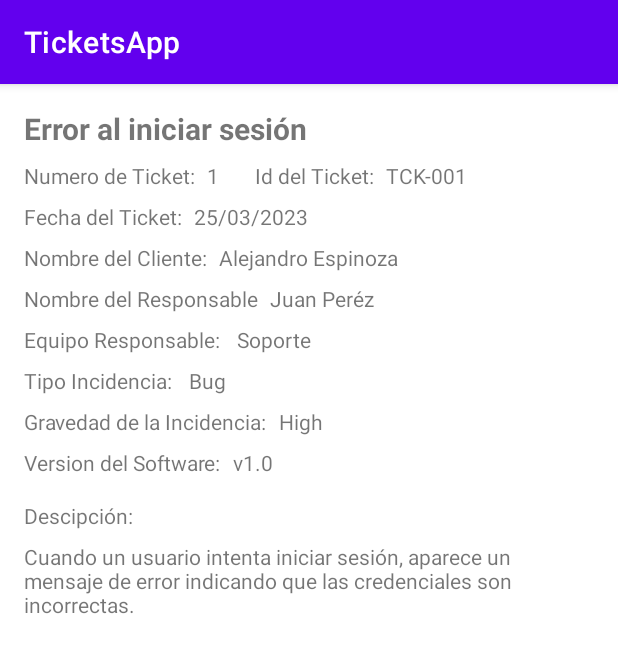
After one commit to faradius/TicketsApp, an Android app: the fragment DetailTicketFragment placed in its activity, on a phone screen of 412 x 824 dp. The commit adds this screen. Shown: the top 653 px of the screen. Run offline under Robolectric (Android 15) with nearby library versions, the phone set to English and light mode, and no system bars; 11 statements that could not run were skipped.

Commit message:
Presentando la información del detalle de la información

```diff
--- a/app/src/main/java/com/developerscracks/ticketsapp/data/network/model/Ticket.kt
+++ b/app/src/main/java/com/developerscracks/ticketsapp/data/network/model/Ticket.kt
@@ -1,23 +1,24 @@
 package com.developerscracks.ticketsapp.data.network.model
 
-import java.util.Date
-
+import android.os.Parcelable
+import kotlinx.parcelize.Parcelize
+@Parcelize
 data class Ticket(
-    val id: String,
-    val numTicket: String,
+    val idTicket: String,
+    val numTicket: Int,
     val titleTicket: String,
-    val dateTicket: Date,
-    val statusTicket: String,
+    val dateTicket: String,
+    val statusTicket: StatusTicket,
     val personInCharge: String,
     val responsibleTeam: String,
     val incidentType: String,
     val severityIncident: String,
     val versionSoftware: String,
     val descriptionProblem: String,
-    val image1: String,
-    val image2: String,
-    val image3: String
-)
+    val image1: String?,
+    val image2: String?,
+    val image3: String?
+):Parcelable
 
 data class TicketDemo(
     val numero: Int,
@@ -26,18 +27,18 @@ data class TicketDemo(
     val gravedad: String
 )
 
-enum class incidentTypePriority{
+enum class IncidentTypePriority{
     BUG, FEATURE
 }
 
-enum class severityIncidentPriority{
+enum class SeverityIncidentPriority{
     HIGH, MEDIUM, LOW
 }
 
-enum class responsibleTeam{
+enum class ResponsibleTeam{
     SUPPORT, DEVELOP, CUSTOMER_SUPPORT
 }
 
-enum class statusTicket{
+enum class StatusTicket{
     NEW, IN_PROGRESS, ATTENDED
 }
--- /dev/null
+++ b/app/src/main/java/com/developerscracks/ticketsapp/ui/user_client/detail_ticket/DetailTicketFragment.kt
@@ -0,0 +1,48 @@
+package com.developerscracks.ticketsapp.ui.user_client.detail_ticket
+
+import android.os.Bundle
+import androidx.fragment.app.Fragment
+import android.view.LayoutInflater
+import android.view.View
+import android.view.ViewGroup
+import androidx.navigation.fragment.navArgs
+import com.developerscracks.ticketsapp.R
+import com.developerscracks.ticketsapp.databinding.FragmentDetailTicketBinding
+
+
+class DetailTicketFragment : Fragment() {
+
+    private var _binding: FragmentDetailTicketBinding? = null
+    private val binding get() = _binding!!
+
+    private val args: DetailTicketFragmentArgs by navArgs()
+
+    override fun onCreateView(
+        inflater: LayoutInflater, container: ViewGroup?,
+        savedInstanceState: Bundle?
+    ): View {
+        _binding = FragmentDetailTicketBinding.inflate(inflater, container, false)
+        return binding.root
+    }
+
+    override fun onViewCreated(view: View, savedInstanceState: Bundle?) {
+        super.onViewCreated(view, savedInstanceState)
+
+        binding.tvTitleTicket.text = args.ticket.titleTicket
+        binding.tvNumTicket.text = args.ticket.numTicket.toString()
+        binding.tvIdTicket.text = args.ticket.idTicket
+        binding.tvDateTicket.text = args.ticket.dateTicket
+        binding.tvNamePersonInChargeTicket.text = args.ticket.personInCharge
+        binding.tvResponsibleTeam.text = args.ticket.responsibleTeam
+        binding.tvincidentTypeTicket.text = args.ticket.incidentType
+        binding.tvSeverityIncident.text = args.ticket.severityIncident
+        binding.tvVersionSoftware.text = args.ticket.versionSoftware
+        binding.tvDescriptionProblem.text = args.ticket.descriptionProblem
+    }
+
+
+    override fun onDestroyView() {
+        super.onDestroyView()
+        _binding = null
+    }
+}
--- a/app/src/main/java/com/developerscracks/ticketsapp/ui/user_client/home/adapters/TicketListAdapter.kt
+++ b/app/src/main/java/com/developerscracks/ticketsapp/ui/user_client/home/adapters/TicketListAdapter.kt
@@ -6,10 +6,10 @@ import androidx.recyclerview.widget.DiffUtil
 import androidx.recyclerview.widget.ListAdapter
 import androidx.recyclerview.widget.RecyclerView
 import com.developerscracks.ticketsapp.data.network.model.Ticket
-import com.developerscracks.ticketsapp.data.network.model.TicketDemo
 import com.developerscracks.ticketsapp.databinding.TicketItemLayoutBinding
 
-class TicketListAdapter(private val onClick: (TicketDemo) -> Unit) : ListAdapter<TicketDemo, TicketListAdapter.TicketsViewHolder>(TicketDiffUtil) {
+class TicketListAdapter(private val onClick: (Ticket) -> Unit) :
+    ListAdapter<Ticket, TicketListAdapter.TicketsViewHolder>(TicketDiffUtil) {
 
     //private var onItemClickListener: ((Ticket) -> Unit)? = null
 
@@ -26,33 +26,41 @@ class TicketListAdapter(private val onClick: (TicketDemo) -> Unit) : ListAdapter
 
     inner class TicketsViewHolder(
         itemBinding: TicketItemLayoutBinding
-    ): RecyclerView.ViewHolder(itemBinding.root){
+    ) : RecyclerView.ViewHolder(itemBinding.root) {
 
         private val numTicket = itemBinding.tvNumTicket
         private val titleTicket = itemBinding.tvTitleTicket
         private val priorityTicket = itemBinding.tvPriorityTicket
         private val severityTicket = itemBinding.tvSeverityIncident
 
-        private var currentTicket: TicketDemo? = null
+        private var currentTicket: Ticket? = null
 
-        fun bind(ticket: TicketDemo){
+        init {
+            itemView.setOnClickListener {
+                currentTicket?.let {
+                    onClick(it)
+                }
+            }
+        }
+
+        fun bind(ticket: Ticket) {
             currentTicket = ticket
 
-            numTicket.text = ticket.numero.toString()
-            titleTicket.text = ticket.titulo
-            priorityTicket.text = ticket.tipoIncidencia
-            severityTicket.text = ticket.gravedad
+            numTicket.text = ticket.numTicket.toString()
+            titleTicket.text = ticket.titleTicket
+            priorityTicket.text = ticket.incidentType
+            severityTicket.text = ticket.severityIncident
         }
     }
 
 }
 
-object TicketDiffUtil : DiffUtil.ItemCallback<TicketDemo>(){
-    override fun areItemsTheSame(oldItem: TicketDemo, newItem: TicketDemo): Boolean {
-        return oldItem.numero == newItem.numero
+object TicketDiffUtil : DiffUtil.ItemCallback<Ticket>() {
+    override fun areItemsTheSame(oldItem: Ticket, newItem: Ticket): Boolean {
+        return oldItem.idTicket == newItem.idTicket
     }
 
-    override fun areContentsTheSame(oldItem: TicketDemo, newItem: TicketDemo): Boolean {
+    override fun areContentsTheSame(oldItem: Ticket, newItem: Ticket): Boolean {
         return oldItem == newItem
     }
 
--- a/app/src/main/java/com/developerscracks/ticketsapp/ui/user_client/home/fragments/ListTicketsFragment.kt
+++ b/app/src/main/java/com/developerscracks/ticketsapp/ui/user_client/home/fragments/ListTicketsFragment.kt
@@ -1,15 +1,22 @@
 package com.developerscracks.ticketsapp.ui.user_client.home.fragments
 
+import android.os.Build
 import android.os.Bundle
 import androidx.fragment.app.Fragment
 import android.view.LayoutInflater
 import android.view.View
 import android.view.ViewGroup
+import androidx.annotation.RequiresApi
+import androidx.navigation.fragment.findNavController
 import androidx.recyclerview.widget.LinearLayoutManager
 import com.developerscracks.ticketsapp.R
+import com.developerscracks.ticketsapp.data.network.model.StatusTicket
+import com.developerscracks.ticketsapp.data.network.model.Ticket
 import com.developerscracks.ticketsapp.data.network.model.TicketDemo
 import com.developerscracks.ticketsapp.databinding.FragmentListTicketsBinding
 import com.developerscracks.ticketsapp.ui.user_client.home.adapters.TicketListAdapter
+import java.time.LocalDate
+import java.util.Date
 
 
 class ListTicketsFragment : Fragment() {
@@ -25,19 +32,65 @@ class ListTicketsFragment : Fragment() {
         return binding.root
     }
 
+
     override fun onViewCreated(view: View, savedInstanceState: Bundle?) {
         super.onViewCreated(view, savedInstanceState)
 
         val tickets = listOf(
-            TicketDemo(1, "Error al iniciar sesión", "bug", "high"),
-            TicketDemo(2, "Mejorar la velocidad de carga", "feature", "medium"),
-            TicketDemo(3, "Problemas con la visualización en móviles", "bug", "medium"),
-            TicketDemo(4, "Agregar opción de cambiar contraseña", "feature", "low")
+            Ticket(
+                "TCK-001",
+                1,
+                "Error al iniciar sesión",
+                "15/01/2022",
+                StatusTicket.NEW,
+                "Juan Pérez",
+                "Soporte",
+                "Bug",
+                "High",
+                "v1.0",
+                "Cuando un usuario intenta iniciar sesión, aparece un mensaje de error indicando que las credenciales son incorrectas.",
+                "",
+                "",
+                ""
+            ),
+            Ticket(
+                "TCK-002",
+                2,
+                "Agregar función de búsqueda",
+                "15/01/2022",
+                StatusTicket.NEW,
+                "María González",
+                "Desarrollo",
+                "Feature",
+                "Medium",
+                "v2.1",
+                "Se requiere agregar una función de búsqueda en la página principal de la aplicación.",
+                "",
+                "",
+                ""
+            ),
+            Ticket(
+                "TCK-003",
+                3,
+                "Problemas con la carga de archivos",
+                "15/01/2022",
+                StatusTicket.NEW,
+                "Pedro Rodríguez",
+                "Atención a clientes",
+                "Bug",
+                "Low",
+                "v1.2",
+                "Algunos usuarios reportan que no pueden cargar archivos en la plataforma.",
+                "",
+                "",
+                ""
+            )
         )
 
         val rvTicketAdapter = TicketListAdapter(
-            onClick = {
-
+            onClick = {selectTicket ->
+                val action = ListTicketsFragmentDirections.actionListTicketsFragmentToDetailTicketFragment(selectTicket)
+                findNavController().navigate(action)
             }
         )
 
--- /dev/null
+++ b/app/src/main/res/layout/fragment_detail_ticket.xml
@@ -0,0 +1,213 @@
+<?xml version="1.0" encoding="utf-8"?>
+<androidx.constraintlayout.widget.ConstraintLayout xmlns:android="http://schemas.android.com/apk/res/android"
+    xmlns:app="http://schemas.android.com/apk/res-auto"
+    xmlns:tools="http://schemas.android.com/tools"
+    android:layout_width="match_parent"
+    android:layout_height="match_parent"
+    tools:context=".ui.user_client.detail_ticket.DetailTicketFragment">
+
+
+    <TextView
+        android:id="@+id/tvNumTicket"
+        android:layout_width="wrap_content"
+        android:layout_height="wrap_content"
+        android:layout_marginStart="8dp"
+        android:text="1"
+        app:layout_constraintStart_toEndOf="@+id/textView14"
+        app:layout_constraintTop_toTopOf="@+id/textView14" />
+
+    <TextView
+        android:id="@+id/tvIdTicket"
+        android:layout_width="wrap_content"
+        android:layout_height="wrap_content"
+        android:layout_marginStart="8dp"
+        android:text="TCK-001"
+        app:layout_constraintStart_toEndOf="@+id/textView15"
+        app:layout_constraintTop_toTopOf="@+id/textView15" />
+
+    <TextView
+        android:id="@+id/tvTitleTicket"
+        android:layout_width="wrap_content"
+        android:layout_height="wrap_content"
+        android:layout_marginStart="16dp"
+        android:layout_marginTop="16dp"
+        android:text="Error al iniciar sesión"
+        android:textSize="20sp"
+        android:textStyle="bold"
+        app:layout_constraintStart_toStartOf="parent"
+        app:layout_constraintTop_toTopOf="parent" />
+
+    <TextView
+        android:id="@+id/tvDateTicket"
+        android:layout_width="wrap_content"
+        android:layout_height="wrap_content"
+        android:layout_marginStart="8dp"
+        android:text="25/03/2023"
+        app:layout_constraintStart_toEndOf="@+id/textView16"
+        app:layout_constraintTop_toTopOf="@+id/textView16" />
+
+    <TextView
+        android:id="@+id/tvNamePersonInChargeTicket"
+        android:layout_width="wrap_content"
+        android:layout_height="wrap_content"
+        android:layout_marginStart="8dp"
+        android:text="Juan Peréz"
+        app:layout_constraintStart_toEndOf="@+id/textView18"
+        app:layout_constraintTop_toTopOf="@+id/textView18" />
+
+    <TextView
+        android:id="@+id/tvResponsibleTeam"
+        android:layout_width="wrap_content"
+        android:layout_height="wrap_content"
+        android:layout_marginStart="8dp"
+        android:text="Soporte"
+        app:layout_constraintStart_toEndOf="@+id/textView19"
+        app:layout_constraintTop_toTopOf="@+id/textView19" />
+
+    <TextView
+        android:id="@+id/tvincidentTypeTicket"
+        android:layout_width="wrap_content"
+        android:layout_height="wrap_content"
+        android:layout_marginStart="8dp"
+        android:text="Bug"
+        app:layout_constraintStart_toEndOf="@+id/textView20"
+        app:layout_constraintTop_toTopOf="@+id/textView20" />
+
+    <TextView
+        android:id="@+id/tvSeverityIncident"
+        android:layout_width="wrap_content"
+        android:layout_height="wrap_content"
+        android:layout_marginStart="8dp"
+        android:text="High"
+        app:layout_constraintStart_toEndOf="@+id/textView21"
+        app:layout_constraintTop_toTopOf="@+id/textView21" />
+
+    <TextView
+        android:id="@+id/tvVersionSoftware"
+        android:layout_width="wrap_content"
+        android:layout_height="wrap_content"
+        android:layout_marginStart="8dp"
+        android:text="v1.0"
+        app:layout_constraintStart_toEndOf="@+id/textView22"
+        app:layout_constraintTop_toTopOf="@+id/textView22" />
+
+    <TextView
+        android:id="@+id/tvDescriptionProblem"
+        android:layout_width="0dp"
+        android:layout_height="wrap_content"
+        android:layout_marginStart="16dp"
+        android:layout_marginTop="8dp"
+        android:layout_marginEnd="16dp"
+        android:text="Cuando un usuario intenta iniciar sesión, aparece un mensaje de error indicando que las credenciales son incorrectas."
+        app:layout_constraintEnd_toEndOf="parent"
+        app:layout_constraintStart_toStartOf="parent"
+        app:layout_constraintTop_toBottomOf="@+id/textView23" />
+
+    <TextView
+        android:id="@+id/textView14"
+        android:layout_width="wrap_content"
+        android:layout_height="wrap_content"
+        android:layout_marginStart="16dp"
+        android:layout_marginTop="8dp"
+        android:text="Numero de Ticket:"
+        app:layout_constraintStart_toStartOf="parent"
+        app:layout_constraintTop_toBottomOf="@+id/tvTitleTicket" />
+
+    <TextView
+        android:id="@+id/textView15"
+        android:layout_width="wrap_content"
+        android:layout_height="wrap_content"
+        android:layout_marginStart="24dp"
+        android:text="Id del Ticket:"
+        app:layout_constraintStart_toEndOf="@+id/tvNumTicket"
+        app:layout_constraintTop_toTopOf="@+id/tvNumTicket" />
+
+    <TextView
+        android:id="@+id/textView16"
+        android:layout_width="wrap_content"
+        android:layout_height="wrap_content"
+        android:layout_marginStart="16dp"
+        android:layout_marginTop="8dp"
+        android:text="Fecha del Ticket:"
+        app:layout_constraintStart_toStartOf="parent"
+        app:layout_constraintTop_toBottomOf="@+id/textView14" />
+
+    <TextView
+        android:id="@+id/textView18"
+        android:layout_width="wrap_content"
+        android:layout_height="wrap_content"
+        android:layout_marginStart="16dp"
+        android:layout_marginTop="8dp"
+        android:text="Nombre del Responsable"
+        app:layout_constraintStart_toStartOf="parent"
+        app:layout_constraintTop_toBottomOf="@+id/textView25" />
+
+    <TextView
+        android:id="@+id/textView19"
+        android:layout_width="wrap_content"
+        android:layout_height="wrap_content"
+        android:layout_marginTop="8dp"
+        android:text="Equipo Responsable: "
+        app:layout_constraintStart_toStartOf="@+id/textView18"
+        app:layout_constraintTop_toBottomOf="@+id/textView18" />
+
+    <TextView
+        android:id="@+id/textView20"
+        android:layout_width="wrap_content"
+        android:layout_height="wrap_content"
+        android:layout_marginTop="8dp"
+        android:text="Tipo Incidencia: "
+        app:layout_constraintStart_toStartOf="@+id/textView19"
+        app:layout_constraintTop_toBottomOf="@+id/textView19" />
+
+    <TextView
+        android:id="@+id/textView21"
+        android:layout_width="wrap_content"
+        android:layout_height="wrap_content"
+        android:layout_marginStart="16dp"
+        android:layout_marginTop="8dp"
+        android:text="Gravedad de la Incidencia:"
+        app:layout_constraintStart_toStartOf="parent"
+        app:layout_constraintTop_toBottomOf="@+id/textView20" />
+
+    <TextView
+        android:id="@+id/textView22"
+        android:layout_width="wrap_content"
+        android:layout_height="wrap_content"
+        android:layout_marginStart="16dp"
+        android:layout_marginTop="8dp"
+        android:text="Version del Software:"
+        app:layout_constraintStart_toStartOf="parent"
+        app:layout_constraintTop_toBottomOf="@+id/textView21" />
+
+    <TextView
+        android:id="@+id/textView23"
+        android:layout_width="wrap_content"
+        android:layout_height="wrap_content"
+        android:layout_marginStart="16dp"
+        android:layout_marginTop="16dp"
+        android:text="Descipción:"
+        app:layout_constraintStart_toStartOf="parent"
+        app:layout_constraintTop_toBottomOf="@+id/textView22" />
+
+    <TextView
+        android:id="@+id/textView25"
+        android:layout_width="wrap_content"
+        android:layout_height="wrap_content"
+        android:layout_marginStart="16dp"
+        android:layout_marginTop="8dp"
+        android:text="Nombre del Cliente:"
+        app:layout_constraintStart_toStartOf="parent"
+        app:layout_constraintTop_toBottomOf="@+id/textView16" />
+
+    <TextView
+        android:id="@+id/tvNameClient"
+        android:layout_width="wrap_content"
+        android:layout_height="wrap_content"
+        android:layout_marginStart="8dp"
+        android:text="Alejandro Espinoza"
+        app:layout_constraintStart_toEndOf="@+id/textView25"
+        app:layout_constraintTop_toTopOf="@+id/textView25" />
+
+
+</androidx.constraintlayout.widget.ConstraintLayout>
--- a/app/src/main/res/layout/fragment_list_tickets.xml
+++ b/app/src/main/res/layout/fragment_list_tickets.xml
@@ -15,7 +15,8 @@
         app:layout_constraintHorizontal_bias="0.5"
         app:layout_constraintStart_toStartOf="parent"
         app:layout_constraintTop_toTopOf="parent"
-        app:layout_constraintVertical_bias="0.5" />
+        app:layout_constraintVertical_bias="0.5"
+        tools:listitem="@layout/ticket_item_layout"/>
 
     <com.google.android.material.floatingactionbutton.FloatingActionButton
         android:id="@+id/fabNewTicket"
--- a/app/src/main/res/navigation/nav_graph_user_client.xml
+++ b/app/src/main/res/navigation/nav_graph_user_client.xml
@@ -9,10 +9,23 @@
         android:id="@+id/listTicketsFragment"
         android:name="com.developerscracks.ticketsapp.ui.user_client.home.fragments.ListTicketsFragment"
         android:label="fragment_list_tickets"
-        tools:layout="@layout/fragment_list_tickets" />
+        tools:layout="@layout/fragment_list_tickets" >
+        <action
+            android:id="@+id/action_listTicketsFragment_to_detailTicketFragment"
+            app:destination="@id/detailTicketFragment" />
+    </fragment>
     <fragment
         android:id="@+id/loginFragment"
         android:name="com.developerscracks.ticketsapp.ui.login.LoginFragment"
         android:label="fragment_login"
         tools:layout="@layout/fragment_login" />
+    <fragment
+        android:id="@+id/detailTicketFragment"
+        android:name="com.developerscracks.ticketsapp.ui.user_client.detail_ticket.DetailTicketFragment"
+        android:label="fragment_detail_ticket"
+        tools:layout="@layout/fragment_detail_ticket" >
+        <argument
+            android:name="ticket"
+            app:argType="com.developerscracks.ticketsapp.data.network.model.Ticket" />
+    </fragment>
 </navigation>
```
